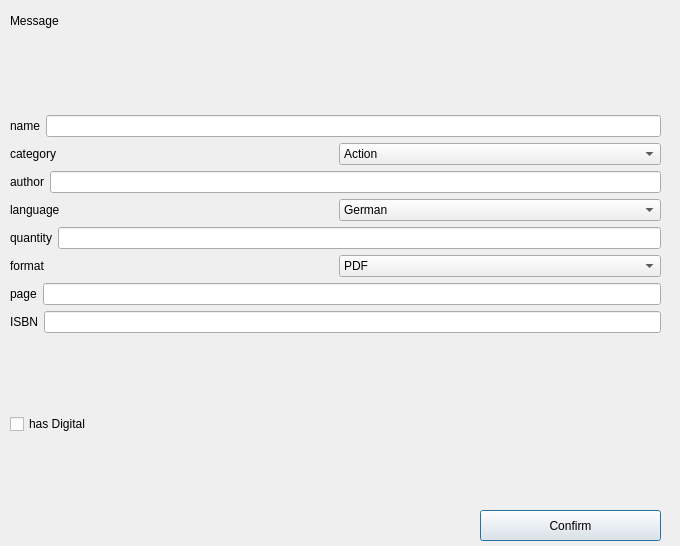
Old version of the form bookdialog.ui in the repository concat1911/LibraryManager.
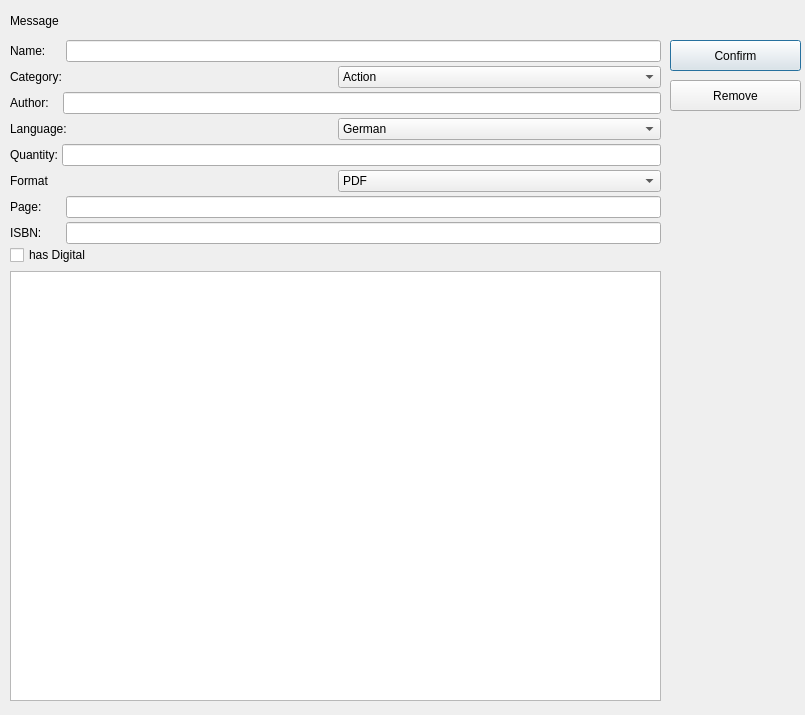
New version of the form.

Diff of the .ui file:
```diff
--- a/bookdialog.ui
+++ b/bookdialog.ui
@@ -6,8 +6,8 @@
    <rect>
     <x>0</x>
     <y>0</y>
-    <width>680</width>
-    <height>546</height>
+    <width>805</width>
+    <height>715</height>
    </rect>
   </property>
   <property name="windowTitle">
@@ -16,9 +16,9 @@
   <widget class="QPushButton" name="pushButton">
    <property name="geometry">
     <rect>
-     <x>480</x>
-     <y>510</y>
-     <width>181</width>
+     <x>670</x>
+     <y>40</y>
+     <width>131</width>
      <height>31</height>
     </rect>
    </property>
@@ -39,24 +39,45 @@
     <string>Message</string>
    </property>
   </widget>
-  <widget class="QWidget" name="layoutWidget">
+  <widget class="QPushButton" name="removeBtn">
+   <property name="geometry">
+    <rect>
+     <x>670</x>
+     <y>80</y>
+     <width>131</width>
+     <height>31</height>
+    </rect>
+   </property>
+   <property name="text">
+    <string>Remove</string>
+   </property>
+  </widget>
+  <widget class="QWidget" name="">
    <property name="geometry">
     <rect>
      <x>10</x>
      <y>40</y>
      <width>651</width>
-     <height>470</height>
+     <height>661</height>
     </rect>
    </property>
    <layout class="QVBoxLayout" name="verticalLayout_2">
     <item>
+     <layout class="QVBoxLayout" name="formLayout">
+      <property name="spacing">
+       <number>1</number>
+      </property>
+      <item>
      <layout class="QVBoxLayout" name="verticalLayout">
+        <property name="spacing">
+         <number>4</number>
+        </property>
       <item>
        <layout class="QHBoxLayout" name="horizontalLayout">
         <item>
          <widget class="QLabel" name="label">
           <property name="text">
-           <string>name</string>
+             <string>Name:     </string>
           </property>
          </widget>
         </item>
@@ -70,7 +91,7 @@
         <item>
          <widget class="QLabel" name="label_8">
           <property name="text">
-           <string>category</string>
+             <string>Category:</string>
           </property>
          </widget>
         </item>
@@ -200,7 +221,7 @@
         <item>
          <widget class="QLabel" name="label_3">
           <property name="text">
-           <string>author</string>
+             <string>Author:   </string>
           </property>
          </widget>
         </item>
@@ -214,7 +235,7 @@
         <item>
          <widget class="QLabel" name="label_4">
           <property name="text">
-           <string>language</string>
+             <string>Language:</string>
           </property>
          </widget>
         </item>
@@ -264,7 +285,7 @@
         <item>
          <widget class="QLabel" name="label_5">
           <property name="text">
-           <string>quantity</string>
+             <string>Quantity:</string>
           </property>
          </widget>
         </item>
@@ -278,7 +299,7 @@
         <item>
          <widget class="QLabel" name="label_6">
           <property name="text">
-           <string>format</string>
+             <string>Format</string>
           </property>
          </widget>
         </item>
@@ -343,7 +364,7 @@
         <item>
          <widget class="QLabel" name="label_7">
           <property name="text">
-           <string>page</string>
+             <string>Page:      </string>
           </property>
          </widget>
         </item>
@@ -357,7 +378,7 @@
         <item>
          <widget class="QLabel" name="label_9">
           <property name="text">
-           <string>ISBN</string>
+             <string>ISBN:      </string>
           </property>
          </widget>
         </item>
@@ -372,6 +393,15 @@
      <widget class="QCheckBox" name="hasDigital">
       <property name="text">
        <string>has Digital</string>
+        </property>
+       </widget>
+      </item>
+     </layout>
+    </item>
+    <item>
+     <widget class="QTableView" name="personView">
+      <property name="enabled">
+       <bool>true</bool>
       </property>
      </widget>
     </item>
```
Lines whose indentation alone changed are shown as unchanged.
